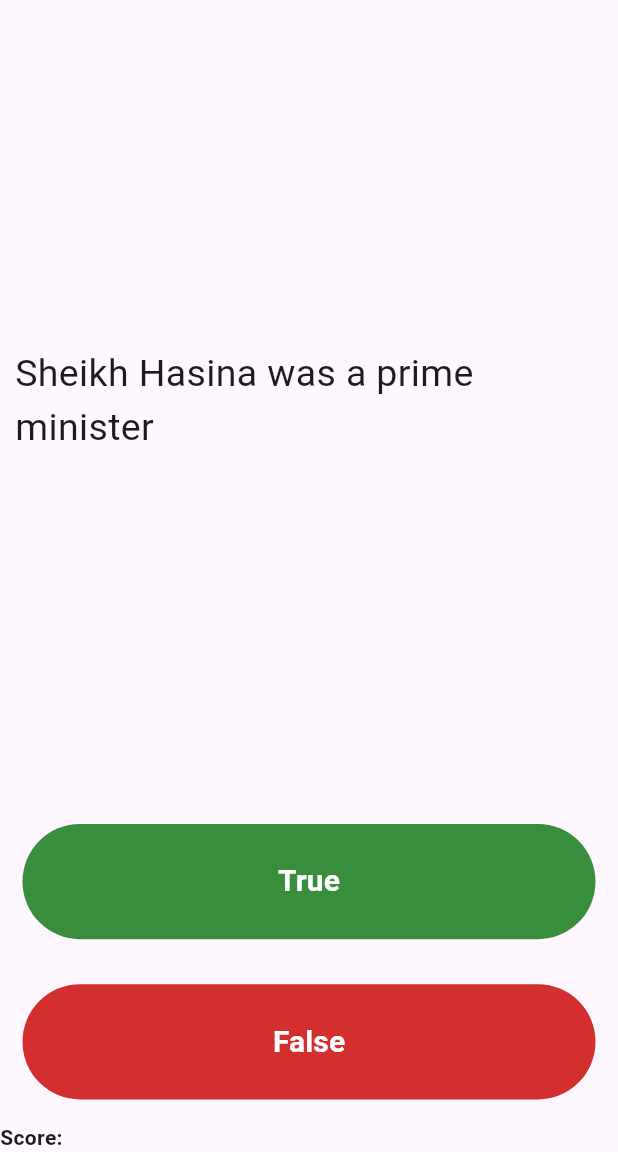
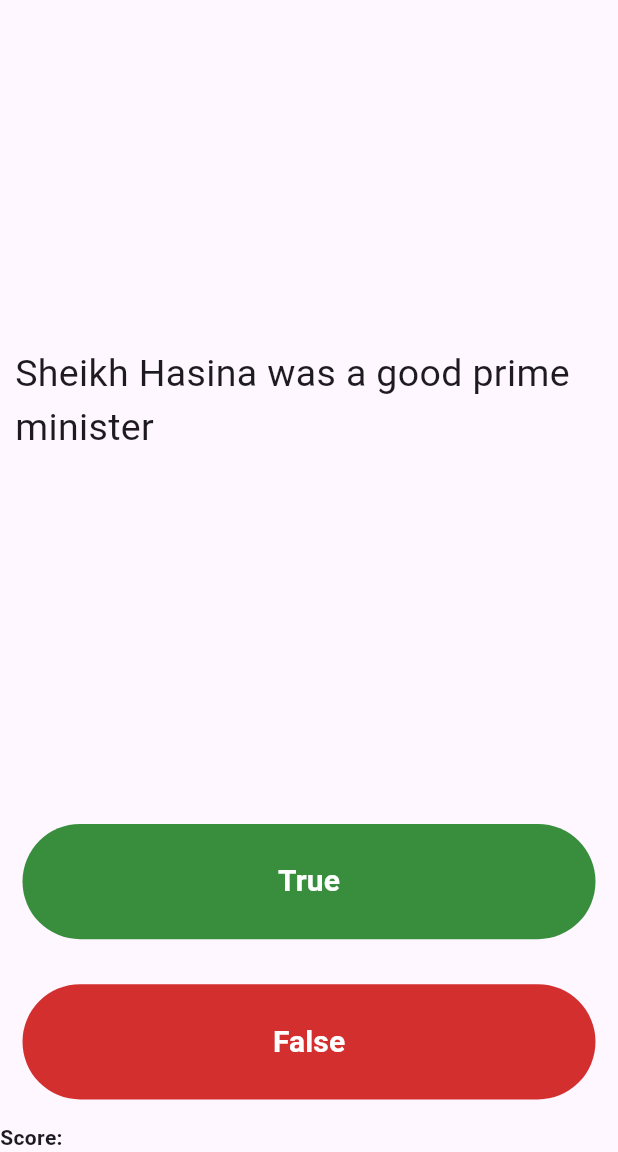
Before and after one commit to Fardeenhimself/flutter_quiz_app, a Flutter app: the screen it shows after launch, after a tap on "True", on a phone screen of 412 x 824 dp, the part 84-1236 px from its top. Run offline on Flutter 3.47's test engine with Material 3 defaults, Android fonts, the phone set to English and light mode, and no system bars.

Commit message:
Updated list for dart v3

```diff
--- a/lib/main.dart
+++ b/lib/main.dart
@@ -1,4 +1,5 @@
 import 'package:flutter/material.dart';
+import 'question.dart';
 
 void main() => runApp(QuizzApp());
 
@@ -39,14 +40,21 @@ class _QuizPageState extends State<QuizPage> {
     // Icons get added automatically;
   ];
 
-  List<String> quizQuestions = [
-    'Bangladesh is a nucleared power country',
-    'Sheikh Hasina was a prime minister',
-    'Pakistan and India are friends',
-    'Titanic sank in 1912',
+  List<Question> questionBank = [
+    Question(
+      questionText: 'Bangladesh is a nuclear powered state',
+      questionAnswer: false,
+    ),
+    Question(
+      questionText: 'Sheikh Hasina was a good prime minister',
+      questionAnswer: false,
+    ),
+    Question(
+      questionText: 'India and Pakistan are friends',
+      questionAnswer: false,
+    ),
+    Question(questionText: 'Titanic sank on 1912', questionAnswer: true),
   ];
-
-  List<bool> answers = [false, true, false, true];
 
   int questionNumber = 0;
 
@@ -63,7 +71,7 @@ class _QuizPageState extends State<QuizPage> {
               padding: EdgeInsetsGeometry.all(10.0),
               child: Center(
                 child: Text(
-                  quizQuestions[questionNumber],
+                  questionBank[questionNumber].questionText,
                   style: TextStyle(fontSize: 25.0),
                 ),
               ),
@@ -77,7 +85,8 @@ class _QuizPageState extends State<QuizPage> {
                 onPressed: () {
                   setState(() {
                     // scoreKeeper.add(Icon(Icons.check, color: Colors.green));
-                    bool correctAnswer = answers[questionNumber];
+                    bool correctAnswer =
+                        questionBank[questionNumber].questionAnswer;
                     if (correctAnswer == true) {
                       print('Correct Answer');
                     } else {
@@ -105,7 +114,8 @@ class _QuizPageState extends State<QuizPage> {
                 onPressed: () {
                   setState(() {
                     // scoreKeeper.add(Icon(Icons.check, color: Colors.green));
-                    bool correctAnswer = answers[questionNumber];
+                    bool correctAnswer =
+                        questionBank[questionNumber].questionAnswer;
                     if (correctAnswer == false) {
                       print('Correct Answer');
                     } else {
--- /dev/null
+++ b/lib/question.dart
@@ -0,0 +1,6 @@
+class Question {
+  String questionText;
+  bool questionAnswer;
+
+  Question({required this.questionText, required this.questionAnswer});
+}
```
